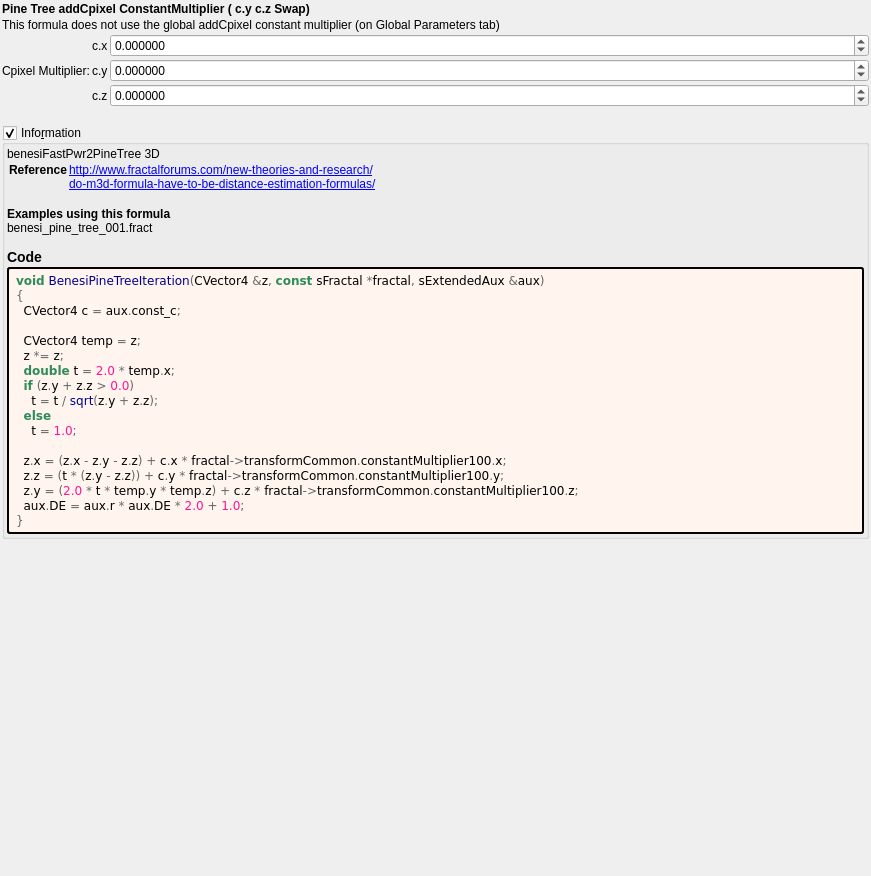
First picture: the form in mandelbulber2/formula/ui/benesi_pine_tree.ui, repository buddhi1980/mandelbulber2, before the edit.
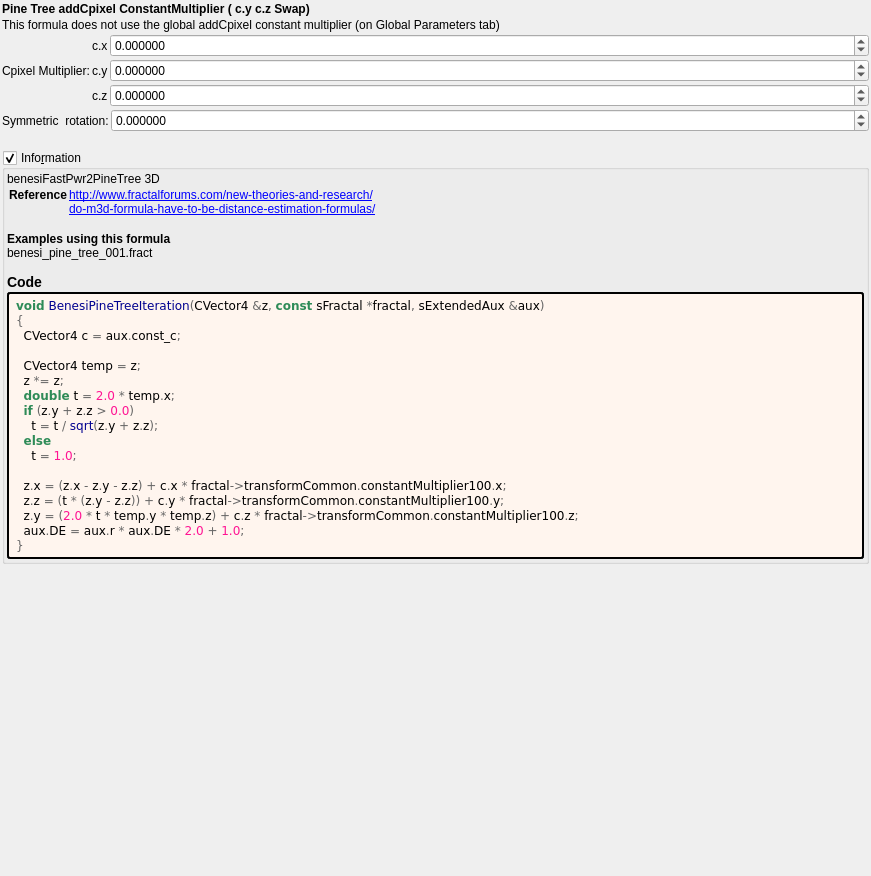
Second picture: the form after the edit. Custom widgets are drawn as their Qt base class.

Commit message:
added rotation angle to benesi pine tree
updating DE on some transforms

Diff of the .ui file:
```diff
--- a/mandelbulber2/formula/ui/benesi_pine_tree.ui
+++ b/mandelbulber2/formula/ui/benesi_pine_tree.ui
@@ -174,6 +174,45 @@
      </item>
     </layout>
    </item>
+   <item>
+    <layout class="QGridLayout" name="gridLayout" columnstretch="0,1">
+     <item row="0" column="1">
+      <widget class="MyDoubleSpinBox" name="spinbox_transf_angle_0">
+       <property name="sizePolicy">
+        <sizepolicy hsizetype="Minimum" vsizetype="Maximum">
+         <horstretch>0</horstretch>
+         <verstretch>0</verstretch>
+        </sizepolicy>
+       </property>
+       <property name="prefix">
+        <string/>
+       </property>
+       <property name="suffix">
+        <string/>
+       </property>
+       <property name="decimals">
+        <number>6</number>
+       </property>
+       <property name="minimum">
+        <double>-99.989999999999995</double>
+       </property>
+       <property name="maximum">
+        <double>99.989999999999995</double>
+       </property>
+       <property name="singleStep">
+        <double>1.000000000000000</double>
+       </property>
+      </widget>
+     </item>
+     <item row="0" column="0">
+      <widget class="QLabel" name="label_116">
+       <property name="text">
+        <string>Symmetric  rotation:</string>
+       </property>
+      </widget>
+     </item>
+    </layout>
+   </item>
    <item>
     <widget class="QLabel" name="label_2">
      <property name="text">
```
Left out of the diff: 2 changed lines with no effect on the pictures. The commit also changes 8 other files.
